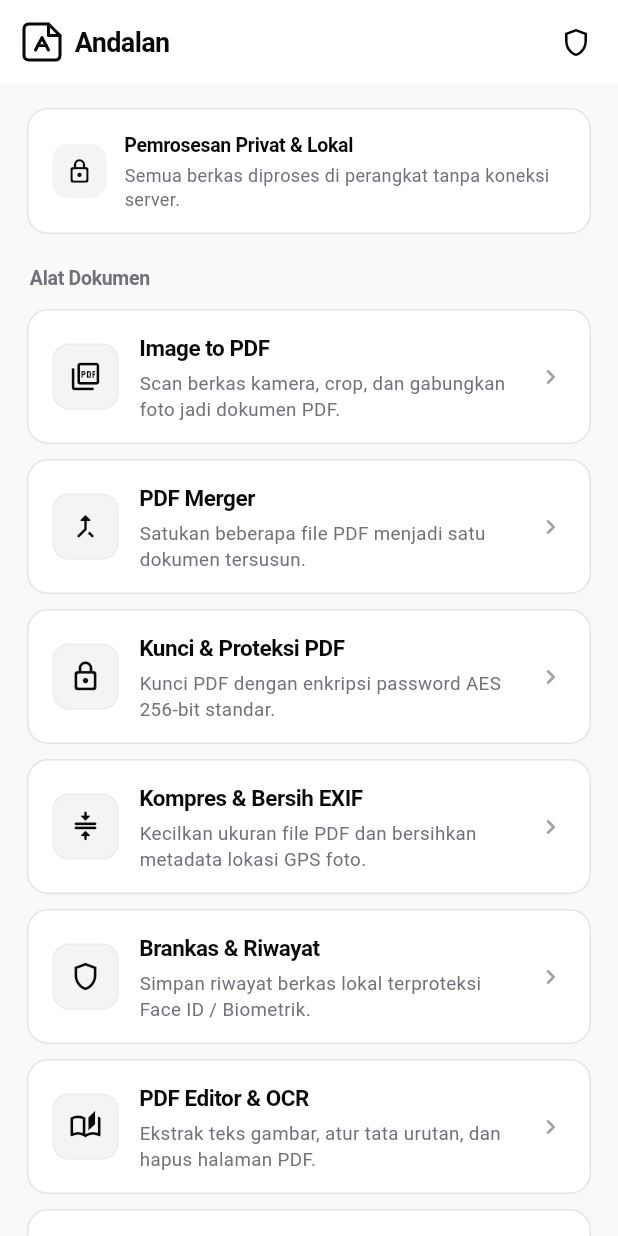
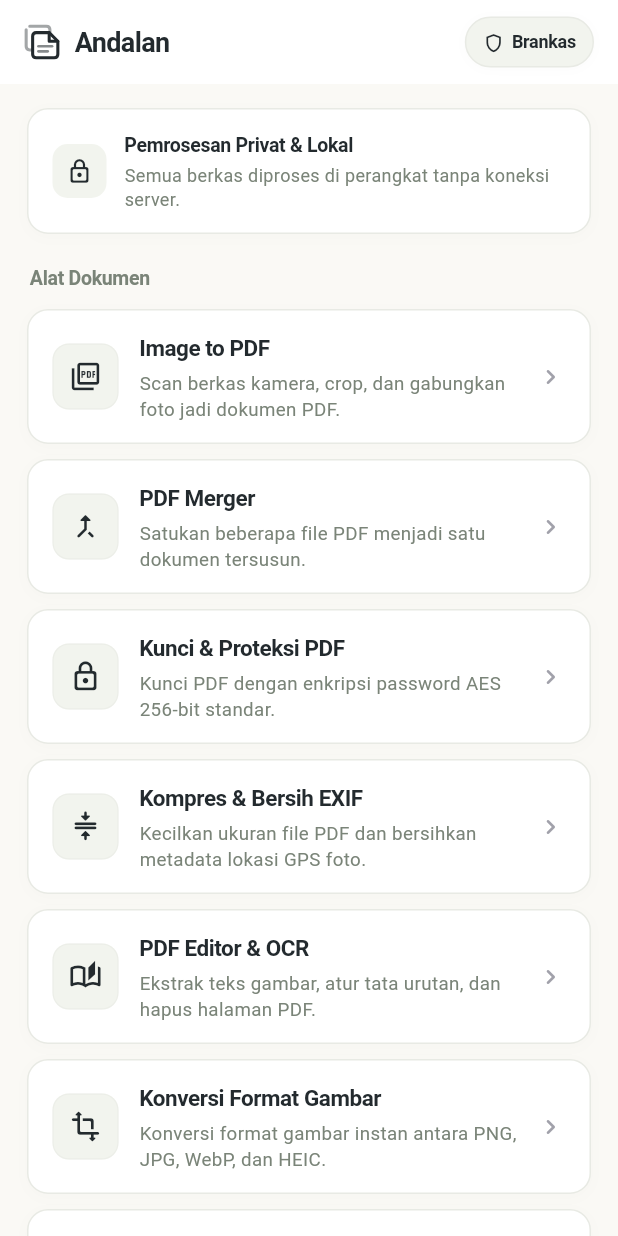
Before and after one commit to DarulQutni-Q/AndalanTools, a Flutter app: the screen it shows after launch, on a phone screen of 412 x 824 dp. Run offline on Flutter 3.47's test engine with Material 3 defaults, Android fonts, the phone set to English and light mode, and no system bars; our stand-ins replace file_picker, flutter_image_compress, flutter_riverpod, image_cropper, image_picker, local_auth and 3 more; missing offline and left inert: docx_to_text, flutter_doc_scanner, google_mlkit_text_recognition, syncfusion_flutter_pdf, syncfusion_flutter_pdfviewer.

Commit message:
feat: Everforest minimalist app icon, two-sheet optical notch logo, header vault pill, and UI refinement

```diff
--- a/lib/core/theme/theme.dart
+++ b/lib/core/theme/theme.dart
@@ -3,22 +3,26 @@ import 'package:flutter/material.dart';
 import 'package:flutter/cupertino.dart';
 
 class AppTheme {
-  // Minimalist Monochromatic & Refined Swiss Palette
-  static const Color canvasColor = Color(0xFFFAFAFA);
+  // Minimalist Everforest & Swiss Palette
+  static const Color canvasColor = Color(0xFFFAF9F5);
   static const Color surfaceColor = Color(0xFFFFFFFF);
-  static const Color primaryAccent = Color(0xFF18181B); // Deep graphite
-  static const Color primaryText = Color(0xFF09090B); // Near-black
-  static const Color secondaryText = Color(0xFF71717A); // Zinc-500
-  static const Color dividerColor = Color(0xFFE4E4E7); // Zinc-200 subtle hairline
-  static const Color subtleFill = Color(0xFFF4F4F5); // Zinc-100 neutral container
+  static const Color primaryAccent = Color(0xFF2D4B3E); // Deep Everforest Evergreen
+  static const Color primaryText = Color(0xFF232A2E); // Deep Everforest Charcoal
+  static const Color secondaryText = Color(0xFF7A8478); // Soft Sage Gray
+  static const Color dividerColor = Color(0xFFE8EAE4); // Hairline Organic Border
+  static const Color subtleFill = Color(0xFFF2F4EE); // Soft Neutral Sage Squircle Fill
 
-  // Clean Functional Status Colors
-  static const Color successBg = Color(0xFFF4F4F5);
-  static const Color successText = Color(0xFF18181B);
-  static const Color activeBg = Color(0xFFF4F4F5);
-  static const Color activeText = Color(0xFF18181B);
-  static const Color warningBg = Color(0xFFF4F4F5);
-  static const Color warningText = Color(0xFF71717A);
+  // Everforest Organic Accents
+  static const Color accentSage = Color(0xFFA7C080);
+  static const Color accentAqua = Color(0xFF7FBBB3);
+
+  // Clean Status Colors
+  static const Color successBg = Color(0xFFF2F4EE);
+  static const Color successText = Color(0xFF2D4B3E);
+  static const Color activeBg = Color(0xFFF2F4EE);
+  static const Color activeText = Color(0xFF232A2E);
+  static const Color warningBg = Color(0xFFFDF6E3);
+  static const Color warningText = Color(0xFF7A8478);
 
   static ThemeData get lightTheme {
     return ThemeData(
@@ -27,9 +31,9 @@ class AppTheme {
       primaryColor: primaryAccent,
       colorScheme: const ColorScheme.light(
         primary: primaryAccent,
-        secondary: Color(0xFF27272A),
+        secondary: Color(0xFF3D5A4C),
         surface: surfaceColor,
-        error: Color(0xFFEF4444),
+        error: Color(0xFFE67E80),
       ),
       dividerColor: dividerColor,
       fontFamily: '.SF Pro Display',
--- a/lib/core/widgets/ios_widgets.dart
+++ b/lib/core/widgets/ios_widgets.dart
@@ -179,7 +179,7 @@ class IosSegmentedControl<T extends Object> extends StatelessWidget {
   }
 }
 
-/// Minimalist Swiss-style vector emblem for Andalan Tools
+/// Minimalist Swiss-style vector emblem: Two Layered Document Sheets with Optical Notch
 class AndalanLogo extends StatelessWidget {
   final double size;
   final Color? color;
@@ -209,60 +209,87 @@ class _AndalanLogoPainter extends CustomPainter {
 
   @override
   void paint(Canvas canvas, Size size) {
-    final paint = Paint()
-      ..color = color
+    final w = size.width;
+    final h = size.height;
+    final strokeWidth = (w * 0.085).clamp(1.5, 3.5);
+    final r = w * 0.10;
+
+    // 1. Back Sheet (Offset to top-left)
+    final backPaint = Paint()
+      ..color = color.withOpacity(0.42)
       ..style = PaintingStyle.stroke
-      ..strokeWidth = size.width * 0.085
+      ..strokeWidth = strokeWidth
       ..strokeCap = StrokeCap.round
       ..strokeJoin = StrokeJoin.round;
 
-    final w = size.width;
-    final h = size.height;
-    final fold = w * 0.32;
-    final r = w * 0.14;
+    final backPath = Path();
+    // Top-left to bottom-left corner of back sheet
+    backPath.moveTo(w * 0.06 + r, h * 0.06);
+    backPath.lineTo(w * 0.72 - r, h * 0.06);
+    backPath.quadraticBezierTo(w * 0.72, h * 0.06, w * 0.72, h * 0.06 + r);
+    backPath.lineTo(w * 0.72, h * 0.22); // hides behind front sheet
 
-    // Document outer contour with top-right dog-ear fold
-    final docPath = Path();
-    docPath.moveTo(r, 0);
-    docPath.lineTo(w - fold, 0);
-    docPath.lineTo(w, fold);
-    docPath.lineTo(w, h - r);
-    docPath.quadraticBezierTo(w, h, w - r, h);
-    docPath.lineTo(r, h);
-    docPath.quadraticBezierTo(0, h, 0, h - r);
-    docPath.lineTo(0, r);
-    docPath.quadraticBezierTo(0, 0, r, 0);
-    docPath.close();
+    // Left and bottom edges of back sheet
+    backPath.moveTo(w * 0.06, h * 0.06 + r);
+    backPath.lineTo(w * 0.06, h * 0.72 - r);
+    backPath.quadraticBezierTo(w * 0.06, h * 0.72, w * 0.06 + r, h * 0.72);
+    backPath.lineTo(w * 0.24, h * 0.72); // stops where front sheet starts
 
-    canvas.drawPath(docPath, paint);
+    canvas.drawPath(backPath, backPaint);
 
-    // Fold flap
-    final foldPath = Path();
-    foldPath.moveTo(w - fold, 0);
-    foldPath.lineTo(w - fold, fold);
-    foldPath.lineTo(w, fold);
-    canvas.drawPath(foldPath, paint);
-
-    // Minimalist geometric vault / shield core inside
-    final innerPaint = Paint()
+    // 2. Front Sheet (In foreground, offset to bottom-right)
+    final frontPaint = Paint()
       ..color = color
       ..style = PaintingStyle.stroke
-      ..strokeWidth = size.width * 0.08
+      ..strokeWidth = strokeWidth
       ..strokeCap = StrokeCap.round
       ..strokeJoin = StrokeJoin.round;
 
-    final corePath = Path();
-    // Modern stylized geometric 'A' / shield chevron
-    corePath.moveTo(w * 0.32, h * 0.72);
-    corePath.lineTo(w * 0.50, h * 0.38);
-    corePath.lineTo(w * 0.68, h * 0.72);
-    canvas.drawPath(corePath, paint);
+    final x0 = w * 0.24;
+    final y0 = w * 0.24;
+    final x1 = w * 0.94;
+    final y1 = h * 0.94;
+    final notch = w * 0.24;
 
-    // Horizontal cross-bar
+    final frontPath = Path();
+    frontPath.moveTo(x0 + r, y0);
+    frontPath.lineTo(x1 - notch, y0);
+    // Optical diagonal cut for the notch
+    frontPath.lineTo(x1, y0 + notch);
+    frontPath.lineTo(x1, y1 - r);
+    frontPath.quadraticBezierTo(x1, y1, x1 - r, y1);
+    frontPath.lineTo(x0 + r, y1);
+    frontPath.quadraticBezierTo(x0, y1, x0, y1 - r);
+    frontPath.lineTo(x0, y0 + r);
+    frontPath.quadraticBezierTo(x0, y0, x0 + r, y0);
+    frontPath.close();
+
+    canvas.drawPath(frontPath, frontPaint);
+
+    // Optical Notch Flap fold line
+    final flapPath = Path();
+    flapPath.moveTo(x1 - notch, y0);
+    flapPath.lineTo(x1 - notch, y0 + notch);
+    flapPath.lineTo(x1, y0 + notch);
+    canvas.drawPath(flapPath, frontPaint);
+
+    // Minimal horizontal content lines inside front sheet
+    final linePaint = Paint()
+      ..color = color.withOpacity(0.55)
+      ..style = PaintingStyle.stroke
+      ..strokeWidth = strokeWidth * 0.85
+      ..strokeCap = StrokeCap.round;
+
     canvas.drawLine(
-      Offset(w * 0.38, h * 0.60),
-      Offset(w * 0.62, h * 0.60),
-      innerPaint,
+      Offset(x0 + w * 0.16, y0 + h * 0.38),
+      Offset(x1 - w * 0.16, y0 + h * 0.38),
+      linePaint,
+    );
+
+    canvas.drawLine(
+      Offset(x0 + w * 0.16, y0 + h * 0.52),
+      Offset(x1 - w * 0.28, y0 + h * 0.52),
+      linePaint,
     );
   }
 
@@ -270,3 +297,47 @@ class _AndalanLogoPainter extends CustomPainter {
   bool shouldRepaint(covariant _AndalanLogoPainter oldDelegate) =>
       oldDelegate.color != color;
 }
+
+/// Interactive Apple-style capsule pill for Header Vault access
+class IosHeaderVaultPill extends StatelessWidget {
+  final VoidCallback onTap;
+
+  const IosHeaderVaultPill({
+    super.key,
+    required this.onTap,
+  });
+
+  @override
+  Widget build(BuildContext context) {
+    return IosBouncyCard(
+      onTap: onTap,
+      padding: const EdgeInsets.symmetric(horizontal: 11, vertical: 7),
+      borderRadius: BorderRadius.circular(20),
+      backgroundColor: AppTheme.subtleFill,
+      border: Border.all(color: AppTheme.dividerColor, width: 1),
+      boxShadow: const [
+        BoxShadow(
+          color: Color(0x04000000),
+          blurRadius: 6,
+          offset: Offset(0, 1),
+        ),
+      ],
+      child: const Row(
+        mainAxisSize: MainAxisSize.min,
+        children: [
+          Icon(Icons.shield_outlined, size: 14.5, color: AppTheme.primaryText),
+          SizedBox(width: 5),
+          Text(
+            'Brankas',
+            style: TextStyle(
+              fontSize: 12,
+              fontWeight: FontWeight.w700,
+              color: AppTheme.primaryText,
+              letterSpacing: -0.2,
+            ),
+          ),
+        ],
+      ),
+    );
+  }
+}
--- a/lib/features/home/presentation/home_screen.dart
+++ b/lib/features/home/presentation/home_screen.dart
@@ -35,17 +35,17 @@ class HomeScreen extends StatelessWidget {
           ],
         ),
         actions: [
-          IconButton(
-            icon: const Icon(Icons.shield_outlined, color: AppTheme.primaryText, size: 22),
-            tooltip: 'Brankas Dokumen',
-            onPressed: () {
-              Navigator.push(
-                context,
-                MaterialPageRoute(builder: (context) => const VaultScreen()),
-              );
-            },
+          Center(
+            child: IosHeaderVaultPill(
+              onTap: () {
+                Navigator.push(
+                  context,
+                  MaterialPageRoute(builder: (context) => const VaultScreen()),
+                );
+              },
+            ),
           ),
-          const SizedBox(width: 4),
+          const SizedBox(width: 16),
         ],
       ),
       body: SingleChildScrollView(
@@ -190,20 +190,6 @@ class HomeScreen extends StatelessWidget {
             ),
             const SizedBox(height: 10),
 
-            // 5. Brankas & Riwayat Dokumen
-            _buildInteractiveToolCard(
-              context,
-              title: 'Brankas & Riwayat',
-              subtitle: 'Simpan riwayat berkas lokal terproteksi Face ID / Biometrik.',
-              icon: Icons.shield_outlined,
-              onTap: () {
-                Navigator.push(
-                  context,
-                  MaterialPageRoute(builder: (context) => const VaultScreen()),
-                );
-              },
-            ),
-            const SizedBox(height: 10),
 
             // 6. PDF Editor & OCR
             _buildInteractiveToolCard(
```
Also changed, not shown: 16 other files.
